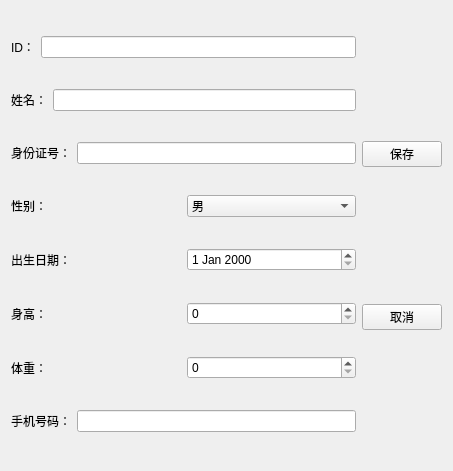
The window that patientedit.ui (unzoth/Qt-) describes before a commit, drawn with Qt 5.
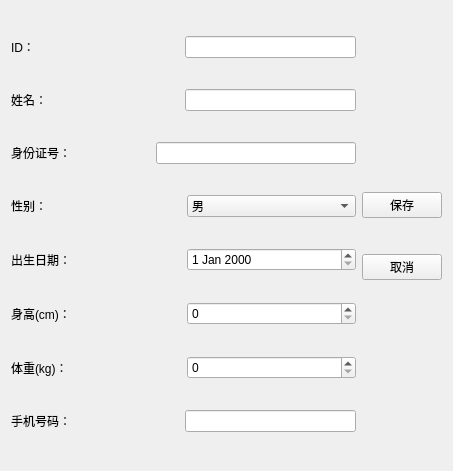
The same window after the commit.

The edit to the form file:
```diff
--- a/patientedit.ui
+++ b/patientedit.ui
@@ -26,7 +26,14 @@
         </widget>
        </item>
        <item>
-        <widget class="QLineEdit" name="txtID"/>
+        <widget class="QLineEdit" name="txtID">
+         <property name="maximumSize">
+          <size>
+           <width>171</width>
+           <height>16777215</height>
+          </size>
+         </property>
+        </widget>
        </item>
       </layout>
      </item>
@@ -40,7 +47,14 @@
         </widget>
        </item>
        <item>
-        <widget class="QLineEdit" name="txtName"/>
+        <widget class="QLineEdit" name="txtName">
+         <property name="maximumSize">
+          <size>
+           <width>171</width>
+           <height>16777215</height>
+          </size>
+         </property>
+        </widget>
        </item>
       </layout>
      </item>
@@ -54,7 +68,14 @@
         </widget>
        </item>
        <item>
-        <widget class="QLineEdit" name="txtIDC"/>
+        <widget class="QLineEdit" name="txtIDC">
+         <property name="maximumSize">
+          <size>
+           <width>200</width>
+           <height>16777215</height>
+          </size>
+         </property>
+        </widget>
        </item>
       </layout>
      </item>
@@ -102,7 +123,7 @@
        <item>
         <widget class="QLabel" name="label_6">
          <property name="text">
-          <string>身高：</string>
+          <string>身高(cm)：</string>
          </property>
         </widget>
        </item>
@@ -116,7 +137,7 @@
        <item>
         <widget class="QLabel" name="label_7">
          <property name="text">
-          <string>体重：</string>
+          <string>体重(kg)：</string>
          </property>
         </widget>
        </item>
@@ -135,7 +156,14 @@
         </widget>
        </item>
        <item>
-        <widget class="QLineEdit" name="txtPhone"/>
+        <widget class="QLineEdit" name="txtPhone">
+         <property name="maximumSize">
+          <size>
+           <width>171</width>
+           <height>16777215</height>
+          </size>
+         </property>
+        </widget>
        </item>
       </layout>
      </item>
@@ -168,10 +196,13 @@
        <property name="orientation">
         <enum>Qt::Vertical</enum>
        </property>
+       <property name="sizeType">
+        <enum>QSizePolicy::Minimum</enum>
+       </property>
        <property name="sizeHint" stdset="0">
         <size>
          <width>20</width>
-         <height>20</height>
+         <height>30</height>
         </size>
        </property>
       </spacer>
```
Left out of the diff: 38 changed lines with no effect on the pictures.
